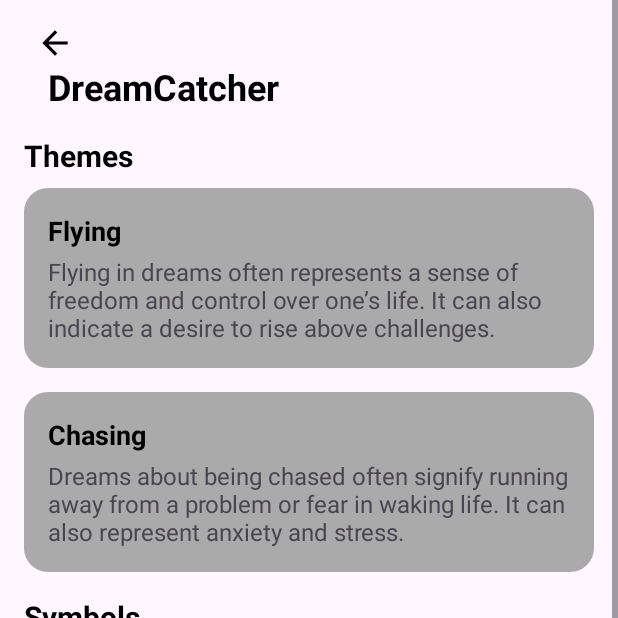
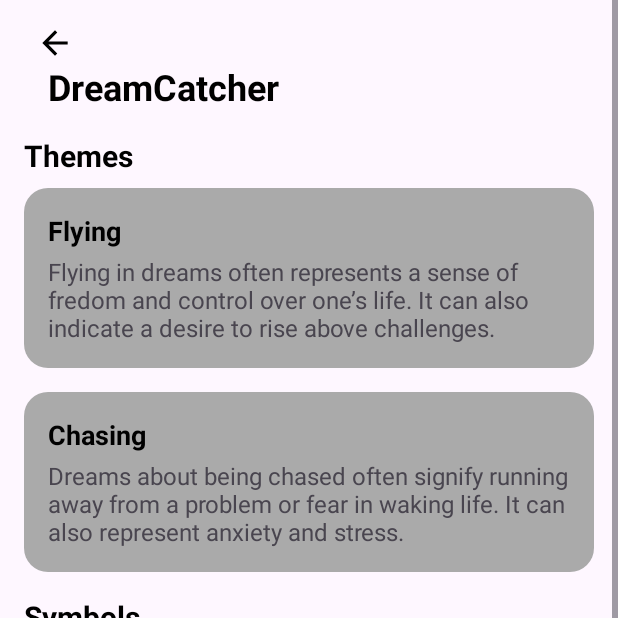
Before and after one commit to gitbuddhi/Android-app, an Android app: the logDream screen opened directly, with no data from a screen before it, on a phone screen of 412 x 824 dp, the top half of it. Run offline under Robolectric (Android 15) with nearby library versions, the phone set to English and light mode, and no system bars.

Commit message:
mxl update

```diff
--- a/app/src/main/res/values/strings.xml
+++ b/app/src/main/res/values/strings.xml
@@ -42,7 +42,7 @@
     <string name="orlog">or login with</string>
     <string name="Flying">Flying</string>
     <string name="Themes">Themes</string>
-    <string name="des1">Flying in dreams often represents a sense of freedom and control over one’s life. It can also indicate a desire to rise above challenges.</string>
+    <string name="des1">Flying in dreams often represents a sense of fredom and control over one’s life. It can also indicate a desire to rise above challenges.</string>
     <string name="Chasing">Chasing</string>
     <string name="des2">Dreams about being chased often signify running away from a problem or fear in waking life. It can also represent anxiety and stress.</string>
     <string name="Symbols">Symbols</string>
```
